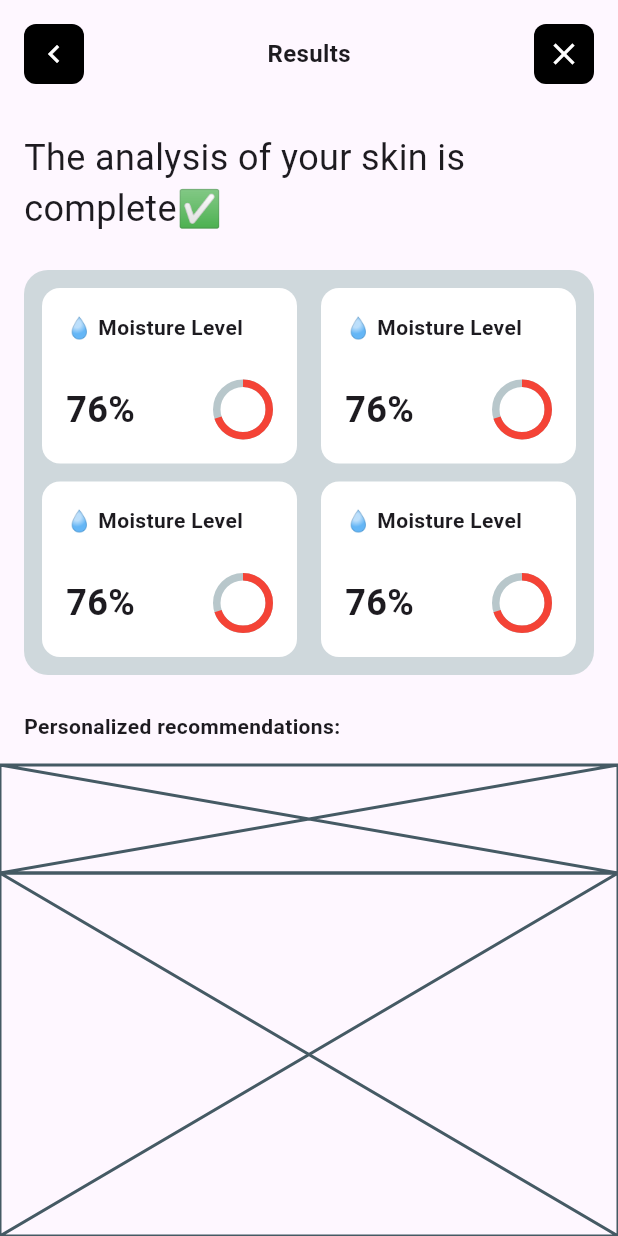
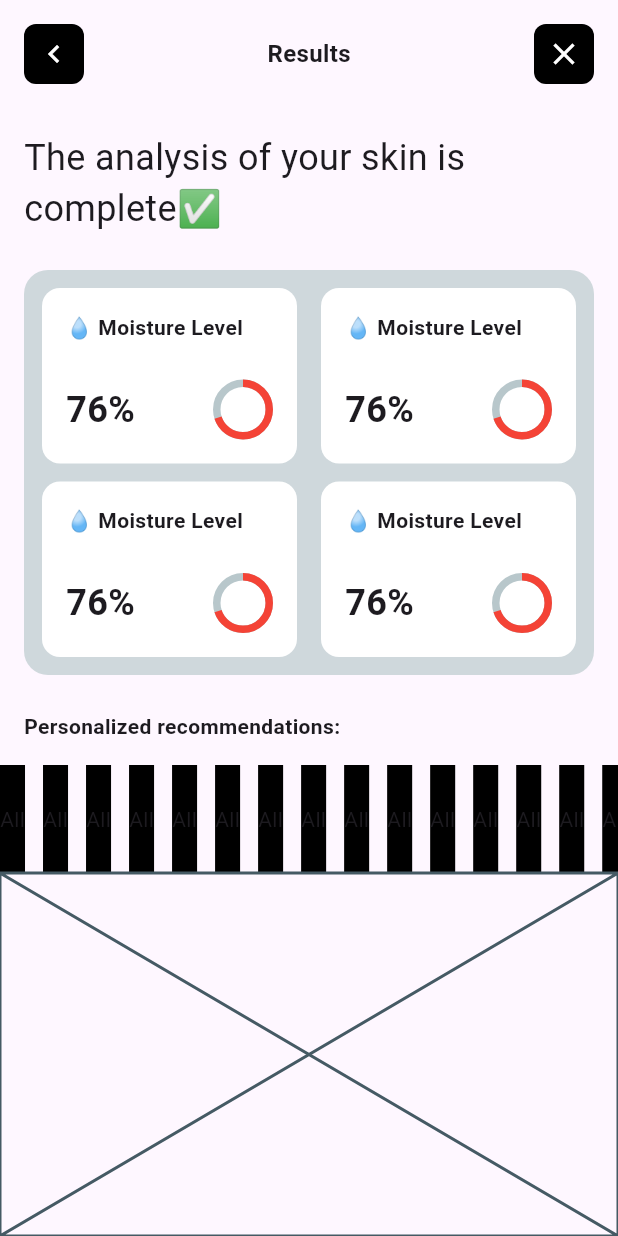
Before and after one commit to JAICHANGPARK/flutter_notebook_chapter_40, a Flutter app: the SkincareDetailPage screen opened directly, on a phone screen of 412 x 824 dp. Run offline on Flutter 3.47's test engine with Material 3 defaults, Android fonts, the phone set to English and light mode, and no system bars; drawn by our look-alikes of percent_indicator; our stand-ins replace gap, hugeicons.

Commit message:
Update skincare_detail_page.dart

```diff
--- a/lib/ep2021_skincare_app/views/skincare_detail_page.dart
+++ b/lib/ep2021_skincare_app/views/skincare_detail_page.dart
@@ -264,7 +264,20 @@ class _SkincareDetailPageState extends State<SkincareDetailPage> {
             ),
             SizedBox(
               height: 72,
-              child: Placeholder(),
+              child: ListView.builder(
+                scrollDirection: Axis.horizontal,
+                itemBuilder: (context, index) {
+                  return Container(
+                    margin: EdgeInsets.only(right: 12),
+                    decoration: BoxDecoration(
+                      color: Colors.black,
+                    ),
+                    child: Center(
+                      child: Text("All"),
+                    ),
+                  );
+                },
+              ),
             ),
             Expanded(
               child: Placeholder(),
```
